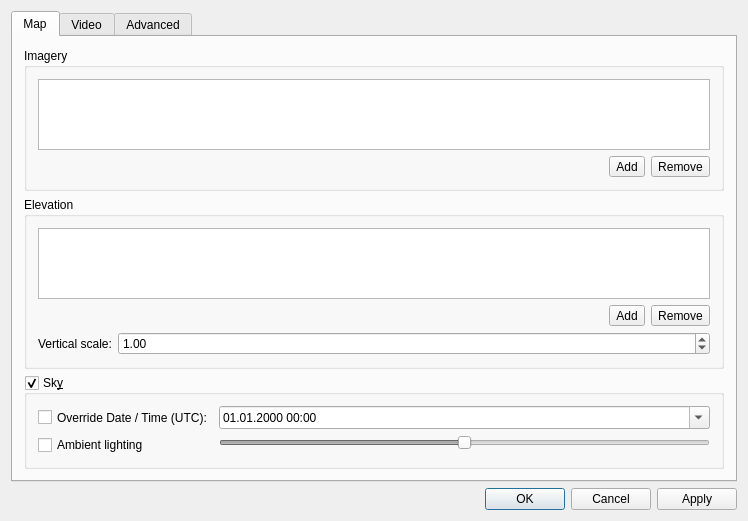
Qt form src/plugins/globe/qgsglobeplugindialog.ui (carsmie/QGIS) before a commit.
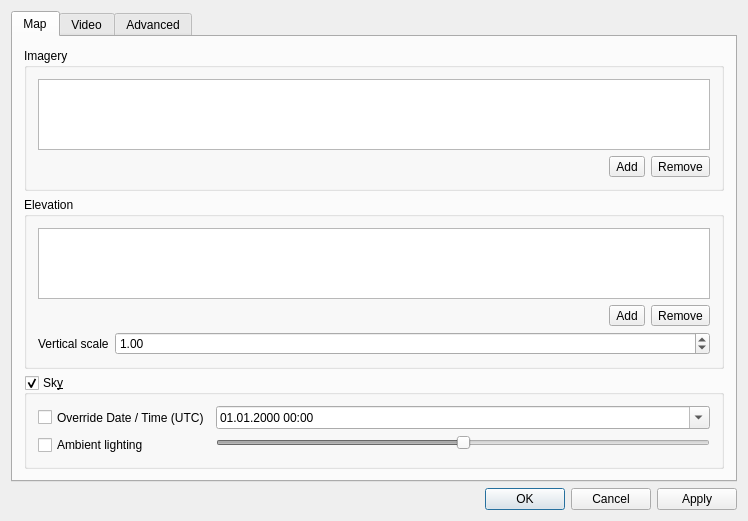
The same form after that commit. Icons and pictures are not drawn.

```diff
--- a/src/plugins/globe/qgsglobeplugindialog.ui
+++ b/src/plugins/globe/qgsglobeplugindialog.ui
@@ -68,7 +68,7 @@
              </sizepolicy>
             </property>
             <property name="text">
-             <string>Override Date / Time (UTC):</string>
+             <string>Override Date / Time (UTC)</string>
             </property>
            </widget>
           </item>
@@ -229,7 +229,7 @@
              </sizepolicy>
             </property>
             <property name="text">
-             <string>Vertical scale:</string>
+             <string>Vertical scale</string>
             </property>
            </widget>
           </item>
```
Left out of the diff: 2 changed lines with no effect on the pictures.
